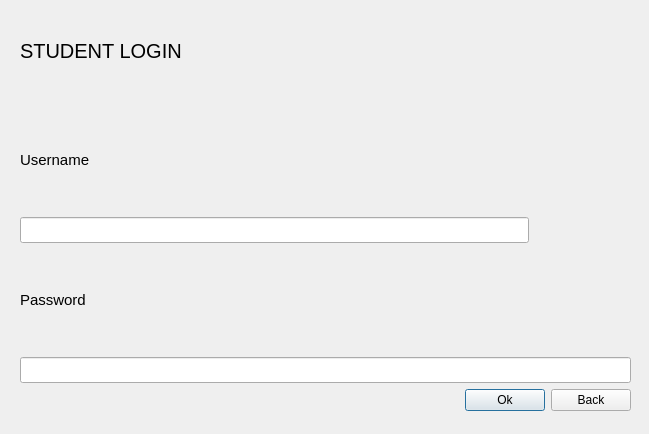
Above: secondialogbox/studentwindow1.ui from SijanBhandari17/IAMS before the change. Below: the same form after it.
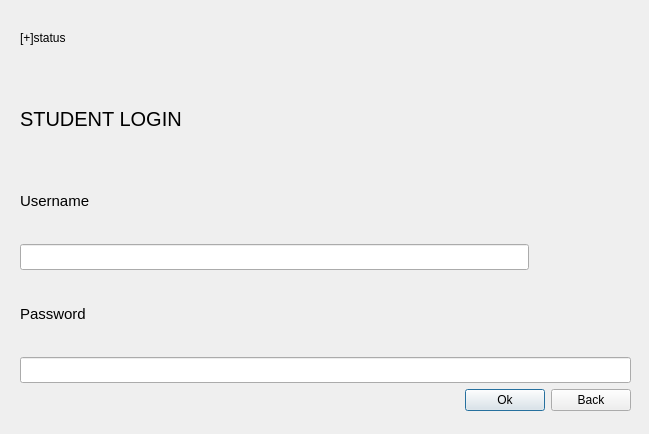
That is the form after the change.

The edit to the form file:
```diff
--- a/secondialogbox/studentwindow1.ui
+++ b/secondialogbox/studentwindow1.ui
@@ -23,6 +23,13 @@
     </rect>
    </property>
    <layout class="QVBoxLayout" name="verticalLayout">
+    <item>
+     <widget class="QLabel" name="label_4">
+      <property name="text">
+       <string>[+]status</string>
+      </property>
+     </widget>
+    </item>
     <item>
      <widget class="QLabel" name="label">
       <property name="styleSheet">
```
Left out of the diff: 2 changed lines with no effect on the pictures.
